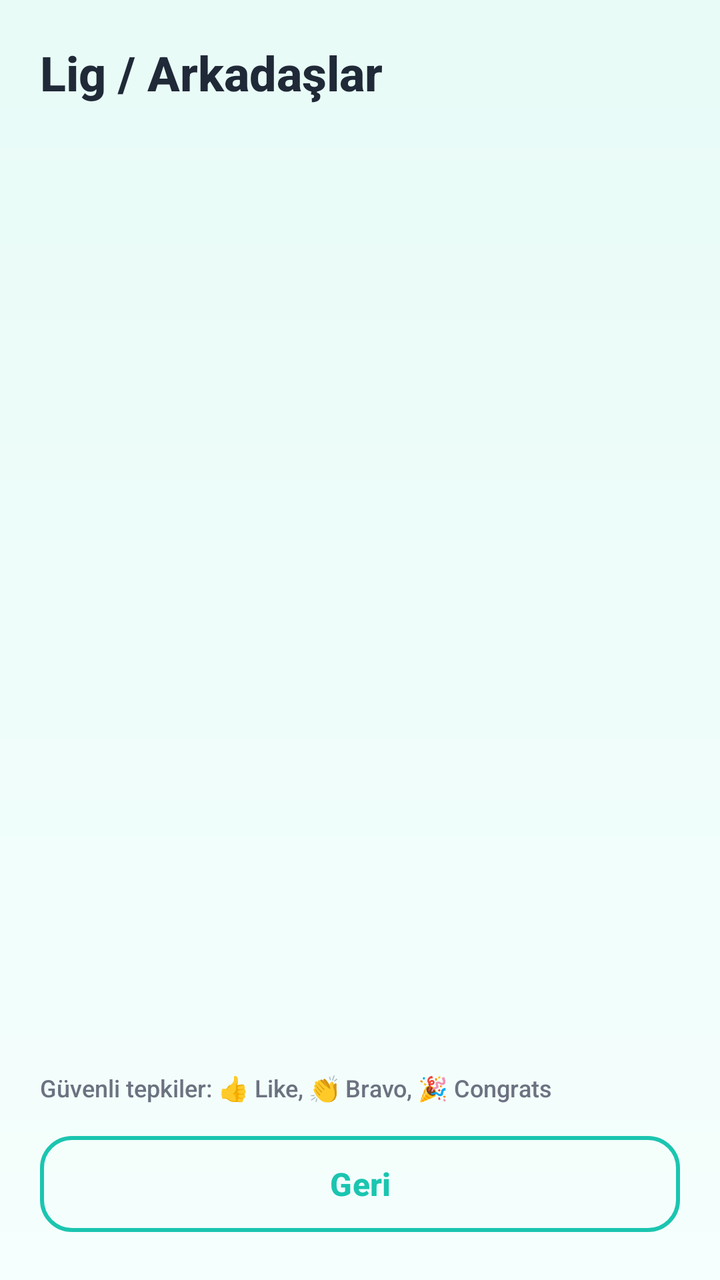
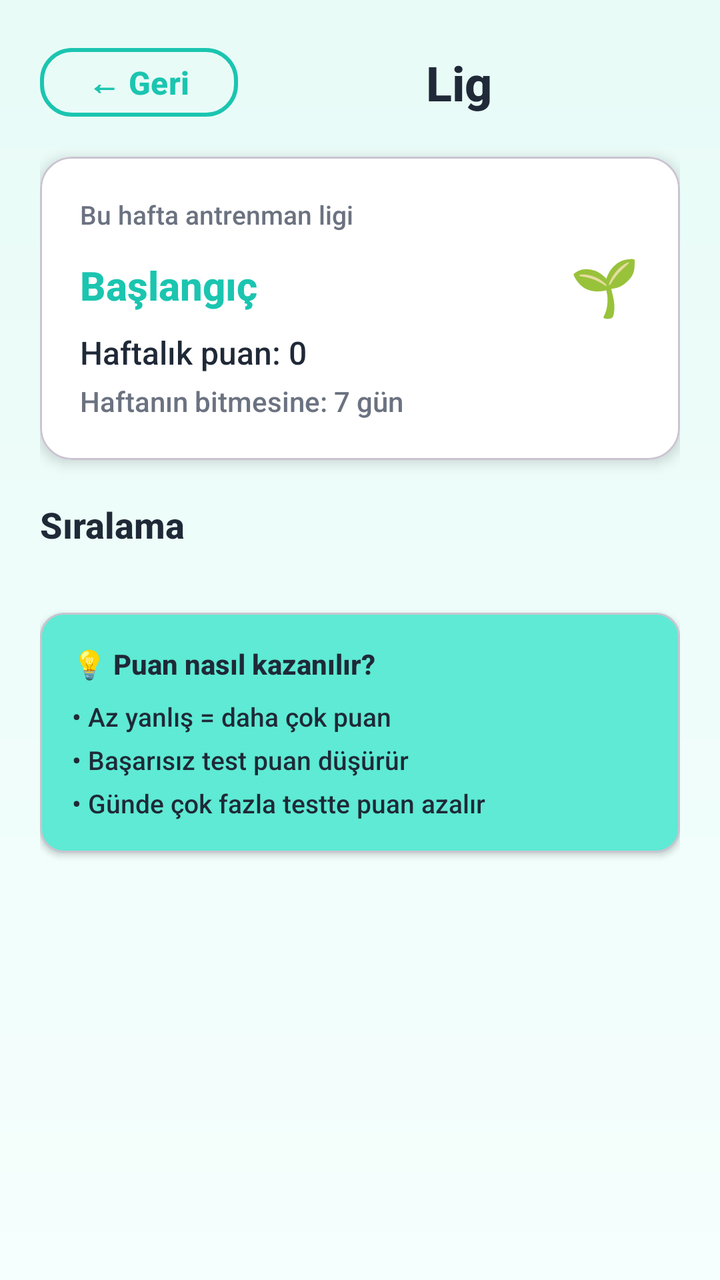

Before-and-after screenshots of an Android layout around one commit, followed by the original layout XML and the change that was made.
<!-- AndroidManifest.xml: application theme Theme.BrainBuddy -->
<!-- res/layout/activity_league.xml -->
<?xml version="1.0" encoding="utf-8"?>
<LinearLayout xmlns:android="http://schemas.android.com/apk/res/android"
    xmlns:app="http://schemas.android.com/apk/res-auto"
    android:layout_width="match_parent"
    android:layout_height="match_parent"
    android:orientation="vertical"
    android:padding="20dp"
    android:background="@drawable/bg_gradient">

    <TextView
        android:layout_width="match_parent"
        android:layout_height="wrap_content"
        android:text="Lig / Arkadaşlar"
        android:textSize="24sp"
        android:textStyle="bold"
        android:textColor="@color/bb_text"/>

    <ScrollView
        android:layout_width="match_parent"
        android:layout_height="0dp"
        android:layout_weight="1"
        android:layout_marginTop="16dp">

        <LinearLayout
            android:id="@+id/containerLeague"
            android:layout_width="match_parent"
            android:layout_height="wrap_content"
            android:orientation="vertical"/>
    </ScrollView>

    <TextView
        android:layout_width="match_parent"
        android:layout_height="wrap_content"
        android:layout_marginTop="8dp"
        android:text="Güvenli tepkiler: 👍 Like, 👏 Bravo, 🎉 Congrats"
        android:textSize="12sp"
        android:textColor="@color/bb_text_muted"/>

    <Button
        android:id="@+id/btnLeagueBack"
        style="@style/BBButtonAlt"
        android:layout_width="match_parent"
        android:layout_height="wrap_content"
        android:layout_marginTop="12dp"
        android:text="Geri"/>
</LinearLayout>
<!-- resources referenced by this layout -->
<resources>
  <color name="bb_text">#1F2937</color>
  <color name="bb_text_muted">#6B7280</color>
  <!-- drawable bg_gradient (drawable) -->
  <?xml version="1.0" encoding="utf-8"?>
  <layer-list xmlns:android="http://schemas.android.com/apk/res/android">
      <item>
          <shape>
              <gradient
                  android:angle="270"
                  android:startColor="#E8FBF7"
                  android:endColor="#F5FFFD"/>
          </shape>
      </item>
  </layer-list>
  <style name="BBButtonAlt" parent="Widget.Material3.Button.OutlinedButton">
          <item name="android:minHeight">56dp</item>
          <item name="cornerRadius">16dp</item>
          <item name="android:textAllCaps">false</item>
          <item name="android:textColor">@color/bb_primary</item>
          <item name="strokeColor">@color/bb_primary</item>
          <item name="strokeWidth">2dp</item>
      </style>
  <style name="Theme.BrainBuddy" parent="Theme.Material3.Light.NoActionBar">
          <item name="colorPrimary">@color/bb_primary</item>
          <item name="colorOnPrimary">@color/white</item>
          <item name="colorSecondary">@color/bb_secondary</item>
          <item name="colorOnSecondary">@color/white</item>
          <item name="colorTertiary">@color/bb_accent</item>
          <item name="colorOnTertiary">@color/black</item>
          <item name="colorError">@color/bb_error</item>
          <item name="android:windowBackground">@drawable/bg_gradient</item>
          <item name="android:textColorPrimary">@color/bb_text</item>
          <item name="android:textColorSecondary">@color/bb_text_muted</item>
          <item name="materialButtonStyle">@style/BBButton</item>
          <item name="android:fontFamily">sans-serif-medium</item>
      </style>
  <color name="bb_primary">#1BC5B0</color>
  <color name="white">#FFFFFF</color>
  <color name="bb_secondary">#00897B</color>
  <color name="bb_accent">#FFC107</color>
  <color name="black">#000000</color>
  <color name="bb_error">#FF5252</color>
  <style name="BBButton" parent="Widget.Material3.Button">
          <item name="android:minHeight">56dp</item>
          <item name="android:paddingStart">24dp</item>
          <item name="android:paddingEnd">24dp</item>
          <item name="cornerRadius">16dp</item>
          <item name="android:textAllCaps">false</item>
          <item name="android:textColor">@color/white</item>
          <item name="android:textSize">16sp</item>
          <item name="android:textStyle">bold</item>
          <item name="backgroundTint">@color/bb_primary</item>
      </style>
</resources>

<!-- the commit's change to res/layout/activity_league.xml (unified diff, before → after) -->
@@ -1,46 +1,174 @@
 <?xml version="1.0" encoding="utf-8"?>
-<LinearLayout xmlns:android="http://schemas.android.com/apk/res/android"
+<ScrollView xmlns:android="http://schemas.android.com/apk/res/android"
     xmlns:app="http://schemas.android.com/apk/res-auto"
     android:layout_width="match_parent"
     android:layout_height="match_parent"
-    android:orientation="vertical"
-    android:padding="20dp"
-    android:background="@drawable/bg_gradient">
+    android:background="@drawable/bg_gradient"
+    android:fillViewport="true">
 
-    <TextView
+    <LinearLayout
         android:layout_width="match_parent"
         android:layout_height="wrap_content"
-        android:text="Lig / Arkadaşlar"
-        android:textSize="24sp"
-        android:textStyle="bold"
-        android:textColor="@color/bb_text"/>
-
-    <ScrollView
-        android:layout_width="match_parent"
-        android:layout_height="0dp"
-        android:layout_weight="1"
-        android:layout_marginTop="16dp">
+        android:orientation="vertical"
+        android:padding="20dp">
 
         <LinearLayout
-            android:id="@+id/containerLeague"
             android:layout_width="match_parent"
             android:layout_height="wrap_content"
-            android:orientation="vertical"/>
-    </ScrollView>
+            android:orientation="horizontal"
+            android:gravity="center_vertical">
 
-    <TextView
-        android:layout_width="match_parent"
-        android:layout_height="wrap_content"
-        android:layout_marginTop="8dp"
-        android:text="Güvenli tepkiler: 👍 Like, 👏 Bravo, 🎉 Congrats"
-        android:textSize="12sp"
-        android:textColor="@color/bb_text_muted"/>
+            <Button
+                android:id="@+id/btnLeagueBack"
+                style="@style/BBButtonAlt"
+                android:layout_width="wrap_content"
+                android:layout_height="wrap_content"
+                android:text="← Geri"
+                android:minWidth="0dp"
+                android:minHeight="0dp"
+                android:paddingHorizontal="12dp"/>
 
-    <Button
-        android:id="@+id/btnLeagueBack"
-        style="@style/BBButtonAlt"
-        android:layout_width="match_parent"
-        android:layout_height="wrap_content"
-        android:layout_marginTop="12dp"
-        android:text="Geri"/>
-</LinearLayout>
+            <TextView
+                android:layout_width="0dp"
+                android:layout_height="wrap_content"
+                android:layout_weight="1"
+                android:text="Lig"
+                android:textSize="24sp"
+                android:textStyle="bold"
+                android:textColor="@color/bb_text"
+                android:gravity="center"/>
+        </LinearLayout>
+
+        <com.google.android.material.card.MaterialCardView
+            android:layout_width="match_parent"
+            android:layout_height="wrap_content"
+            android:layout_marginTop="16dp"
+            app:cardBackgroundColor="@color/white"
+            app:cardCornerRadius="16dp"
+            app:cardElevation="4dp">
+
+            <LinearLayout
+                android:layout_width="match_parent"
+                android:layout_height="wrap_content"
+                android:orientation="vertical"
+                android:padding="20dp">
+
+                <TextView
+                    android:id="@+id/tvLeagueNote"
+                    android:layout_width="match_parent"
+                    android:layout_height="wrap_content"
+                    android:text="Bu hafta antrenman ligi"
+                    android:textSize="13sp"
+                    android:textColor="@color/bb_text_muted"
+                    android:layout_marginBottom="8dp"/>
+
+                <LinearLayout
+                    android:layout_width="match_parent"
+                    android:layout_height="wrap_content"
+                    android:orientation="horizontal"
+                    android:gravity="center_vertical">
+
+                    <TextView
+                        android:id="@+id/tvTierName"
+                        android:layout_width="0dp"
+                        android:layout_height="wrap_content"
+                        android:layout_weight="1"
+                        android:text="Başlangıç"
+                        android:textSize="20sp"
+                        android:textStyle="bold"
+                        android:textColor="@color/bb_turquoise"/>
+
+                    <TextView
+                        android:id="@+id/tvTierEmoji"
+                        android:layout_width="wrap_content"
+                        android:layout_height="wrap_content"
+                        android:text="🌱"
+                        android:textSize="28sp"/>
+                </LinearLayout>
+
+                <TextView
+                    android:id="@+id/tvWeeklyScore"
+                    android:layout_width="match_parent"
+                    android:layout_height="wrap_content"
+                    android:layout_marginTop="4dp"
+                    android:text="Haftalık puan: 0"
+                    android:textSize="16sp"
+                    android:textColor="@color/bb_text"/>
+
+                <TextView
+                    android:id="@+id/tvCountdown"
+                    android:layout_width="match_parent"
+                    android:layout_height="wrap_content"
+                    android:layout_marginTop="4dp"
+                    android:text="Haftanın bitmesine: 7 gün"
+                    android:textSize="14sp"
+                    android:textColor="@color/bb_text_muted"/>
+            </LinearLayout>
+        </com.google.android.material.card.MaterialCardView>
+
+        <TextView
+            android:layout_width="match_parent"
+            android:layout_height="wrap_content"
+            android:layout_marginTop="20dp"
+            android:text="Sıralama"
+            android:textSize="18sp"
+            android:textStyle="bold"
+            android:textColor="@color/bb_text"/>
+
+        <androidx.recyclerview.widget.RecyclerView
+            android:id="@+id/recyclerLeaderboard"
+            android:layout_width="match_parent"
+            android:layout_height="wrap_content"
+            android:layout_marginTop="12dp"
+            android:nestedScrollingEnabled="false"/>
+
+        <com.google.android.material.card.MaterialCardView
+            android:layout_width="match_parent"
+            android:layout_height="wrap_content"
+            android:layout_marginTop="20dp"
+            android:layout_marginBottom="24dp"
+            app:cardBackgroundColor="@color/bb_turquoise_light"
+            app:cardCornerRadius="12dp"
+            app:cardElevation="2dp">
+
+            <LinearLayout
+                android:layout_width="match_parent"
+                android:layout_height="wrap_content"
+                android:orientation="vertical"
+                android:padding="16dp">
+
+                <TextView
+                    android:layout_width="match_parent"
+                    android:layout_height="wrap_content"
+                    android:text="💡 Puan nasıl kazanılır?"
+                    android:textSize="14sp"
+                    android:textStyle="bold"
+                    android:textColor="@color/bb_text"/>
+
+                <TextView
+                    android:layout_width="match_parent"
+                    android:layout_height="wrap_content"
+                    android:layout_marginTop="8dp"
+                    android:text="• Az yanlış = daha çok puan"
+                    android:textSize="13sp"
+                    android:textColor="@color/bb_text"/>
+
+                <TextView
+                    android:layout_width="match_parent"
+                    android:layout_height="wrap_content"
+                    android:layout_marginTop="4dp"
+                    android:text="• Başarısız test puan düşürür"
+                    android:textSize="13sp"
+                    android:textColor="@color/bb_text"/>
+
+                <TextView
+                    android:layout_width="match_parent"
+                    android:layout_height="wrap_content"
+                    android:layout_marginTop="4dp"
+                    android:text="• Günde çok fazla testte puan azalır"
+                    android:textSize="13sp"
+                    android:textColor="@color/bb_text"/>
+            </LinearLayout>
+        </com.google.android.material.card.MaterialCardView>
+    </LinearLayout>
+</ScrollView>
<!-- resource entries referenced after the edit -->
@@ -2,6 +2,8 @@
 <resources>
   <color name="bb_text">#1F2937</color>
   <color name="bb_text_muted">#6B7280</color>
+  <color name="bb_turquoise">#1BC5B0</color>
+  <color name="bb_turquoise_light">#5EEAD4</color>
   <!-- drawable bg_gradient (drawable) -->
   <?xml version="1.0" encoding="utf-8"?>
   <layer-list xmlns:android="http://schemas.android.com/apk/res/android">
